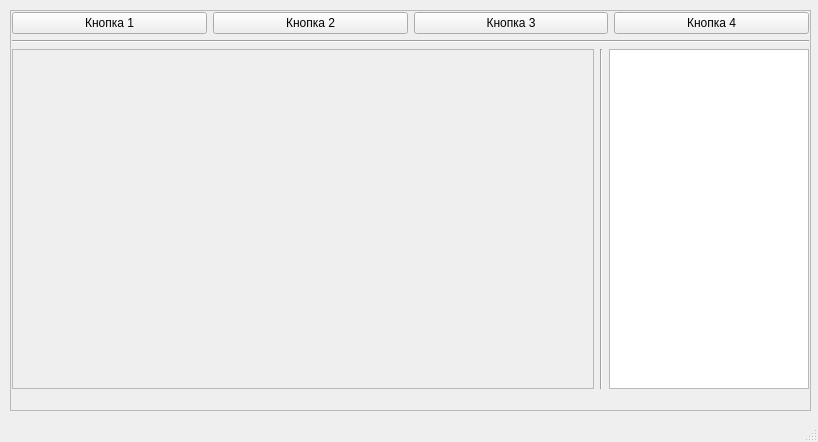
The window that mainwindow.ui (Cradabi/ARMEditor) describes before a commit, drawn with Qt 5.
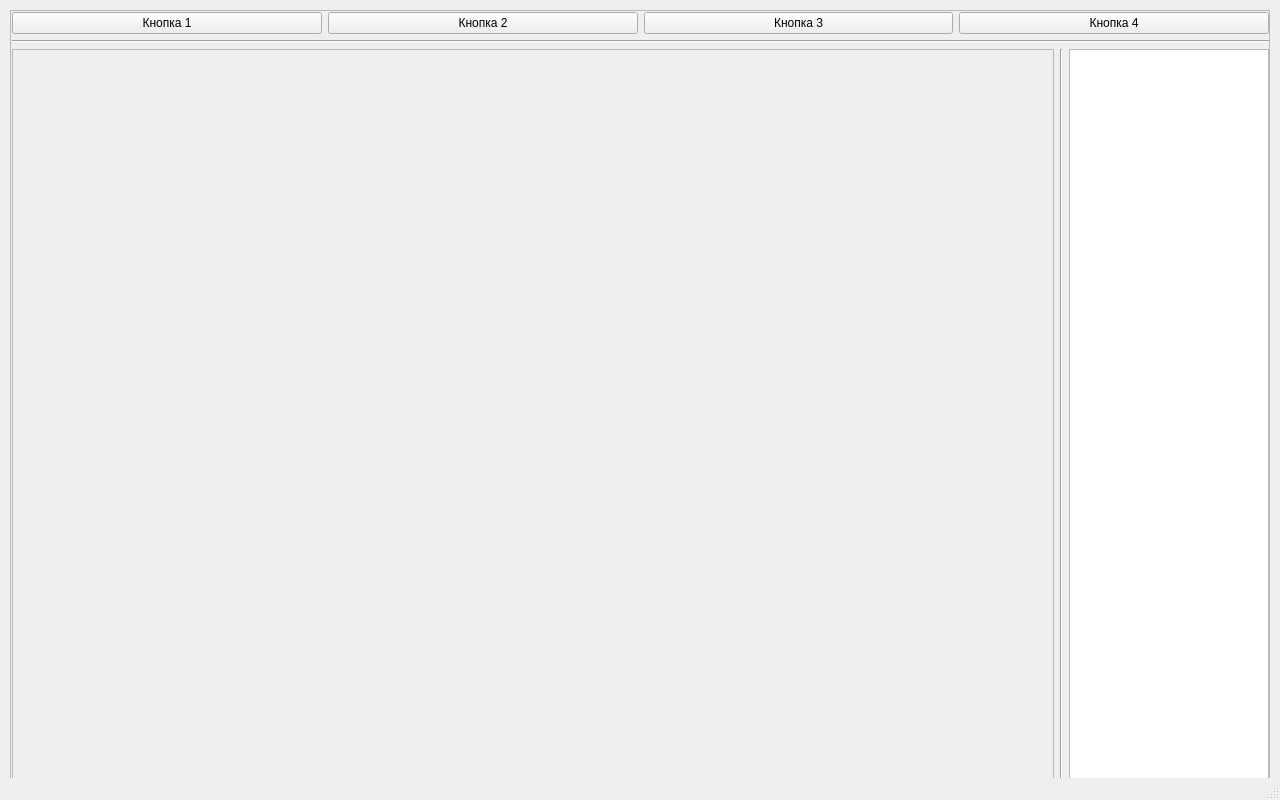
The same window after the commit.

```diff
--- a/mainwindow.ui
+++ b/mainwindow.ui
@@ -6,10 +6,16 @@
    <rect>
     <x>0</x>
     <y>0</y>
-    <width>818</width>
-    <height>442</height>
+    <width>1280</width>
+    <height>800</height>
    </rect>
   </property>
+  <property name="sizePolicy">
+   <sizepolicy hsizetype="Fixed" vsizetype="Fixed">
+    <horstretch>0</horstretch>
+    <verstretch>0</verstretch>
+   </sizepolicy>
+  </property>
   <property name="minimumSize">
    <size>
     <width>0</width>
@@ -26,15 +32,27 @@
    <string>MainWindow</string>
   </property>
   <widget class="QWidget" name="centralwidget">
+   <property name="sizePolicy">
+    <sizepolicy hsizetype="Fixed" vsizetype="Fixed">
+     <horstretch>0</horstretch>
+     <verstretch>0</verstretch>
+    </sizepolicy>
+   </property>
    <widget class="QFrame" name="frame">
     <property name="geometry">
      <rect>
       <x>10</x>
       <y>10</y>
-      <width>801</width>
-      <height>401</height>
+      <width>1260</width>
+      <height>780</height>
      </rect>
     </property>
+    <property name="sizePolicy">
+     <sizepolicy hsizetype="Fixed" vsizetype="Fixed">
+      <horstretch>0</horstretch>
+      <verstretch>0</verstretch>
+     </sizepolicy>
+    </property>
     <property name="frameShape">
      <enum>QFrame::StyledPanel</enum>
     </property>
@@ -52,8 +70,8 @@
       <rect>
        <x>0</x>
        <y>0</y>
-       <width>801</width>
-       <height>381</height>
+       <width>1261</width>
+       <height>771</height>
       </rect>
      </property>
      <layout class="QVBoxLayout" name="verticalLayout">
@@ -123,8 +141,8 @@
             <rect>
              <x>0</x>
              <y>0</y>
-             <width>576</width>
-             <height>320</height>
+             <width>1036</width>
+             <height>710</height>
             </rect>
            </property>
           </widget>
```
Left out of the diff: 2 changed lines with no effect on the pictures.
